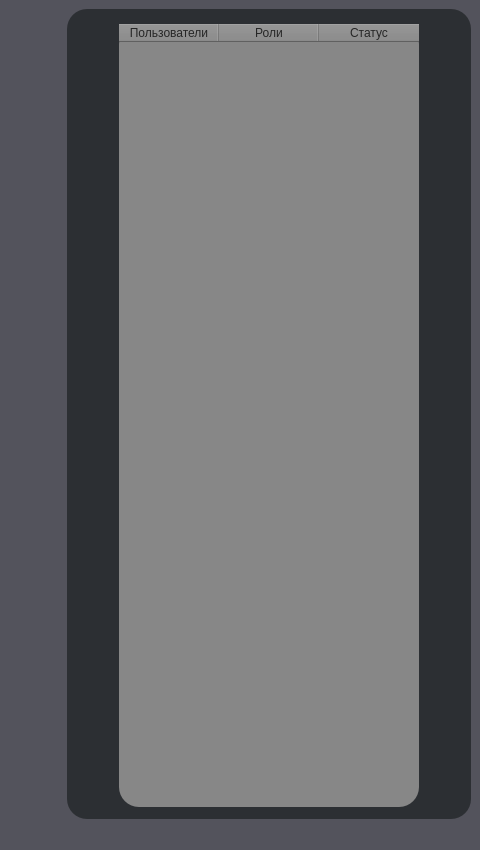
The window that adminpanel2.ui (Proto999/authgui) describes before a commit, drawn with Qt 5; both pictures show x 645 to 1125 and y 0 to 850 of the 1125 by 850 pixel window.
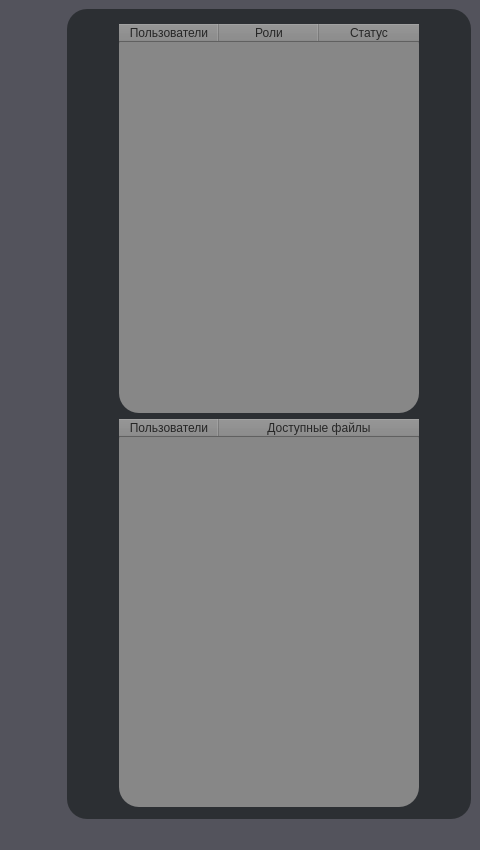
The same window after the commit.

Diff of the .ui file:
```diff
--- a/adminpanel2.ui
+++ b/adminpanel2.ui
@@ -479,8 +479,8 @@
       <property name="title">
        <string/>
       </property>
-      <layout class="QHBoxLayout" name="horizontalLayout">
-       <item>
+      <layout class="QGridLayout" name="gridLayout_5">
+       <item row="0" column="0">
         <spacer name="horizontalSpacer_18">
          <property name="orientation">
           <enum>Qt::Horizontal</enum>
@@ -493,12 +493,12 @@
          </property>
         </spacer>
        </item>
-       <item>
+       <item row="0" column="1">
         <widget class="QTableWidget" name="tableWidget">
          <property name="minimumSize">
           <size>
            <width>300</width>
-           <height>280</height>
+           <height>215</height>
           </size>
          </property>
          <property name="maximumSize">
@@ -534,7 +534,7 @@
          </column>
         </widget>
        </item>
-       <item>
+       <item row="0" column="2">
         <spacer name="horizontalSpacer_19">
          <property name="orientation">
           <enum>Qt::Horizontal</enum>
@@ -547,6 +547,45 @@
          </property>
         </spacer>
        </item>
+       <item row="1" column="1">
+        <widget class="QTableWidget" name="tableWidget_2">
+         <property name="minimumSize">
+          <size>
+           <width>300</width>
+           <height>215</height>
+          </size>
+         </property>
+         <property name="maximumSize">
+          <size>
+           <width>200</width>
+           <height>16777215</height>
+          </size>
+         </property>
+         <property name="styleSheet">
+          <string notr="true">background-color: rgb(135, 135, 135);
+color: rgb(38, 38, 38);</string>
+         </property>
+         <attribute name="horizontalHeaderStretchLastSection">
+          <bool>true</bool>
+         </attribute>
+         <column>
+          <property name="text">
+           <string>Пользователи</string>
+          </property>
+          <property name="font">
+           <font>
+            <family>Segoe UI</family>
+            <bold>false</bold>
+           </font>
+          </property>
+         </column>
+         <column>
+          <property name="text">
+           <string>Доступные файлы</string>
+          </property>
+         </column>
+        </widget>
+       </item>
       </layout>
      </widget>
     </item>
```
